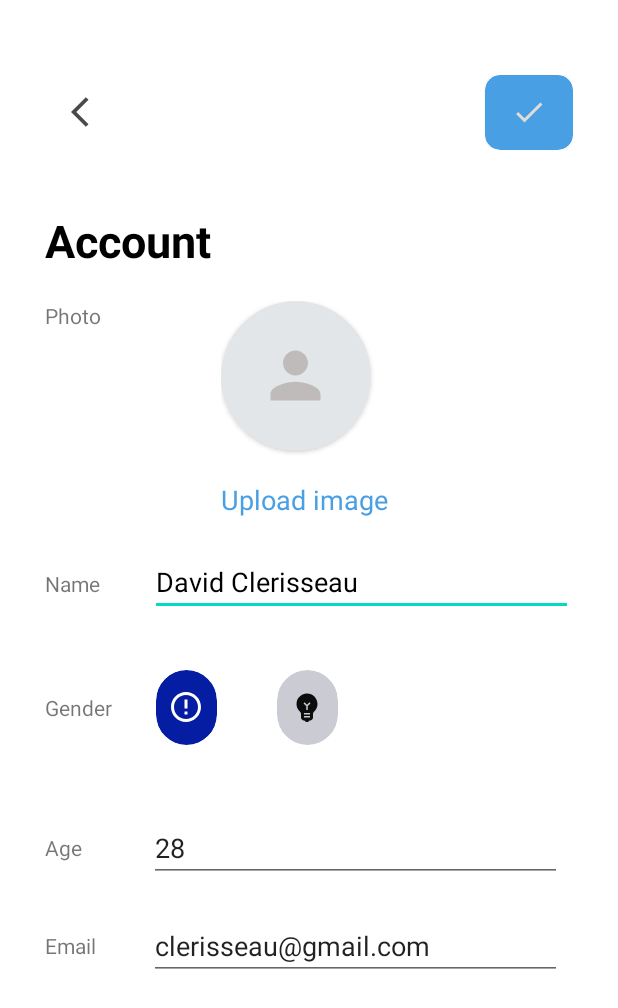
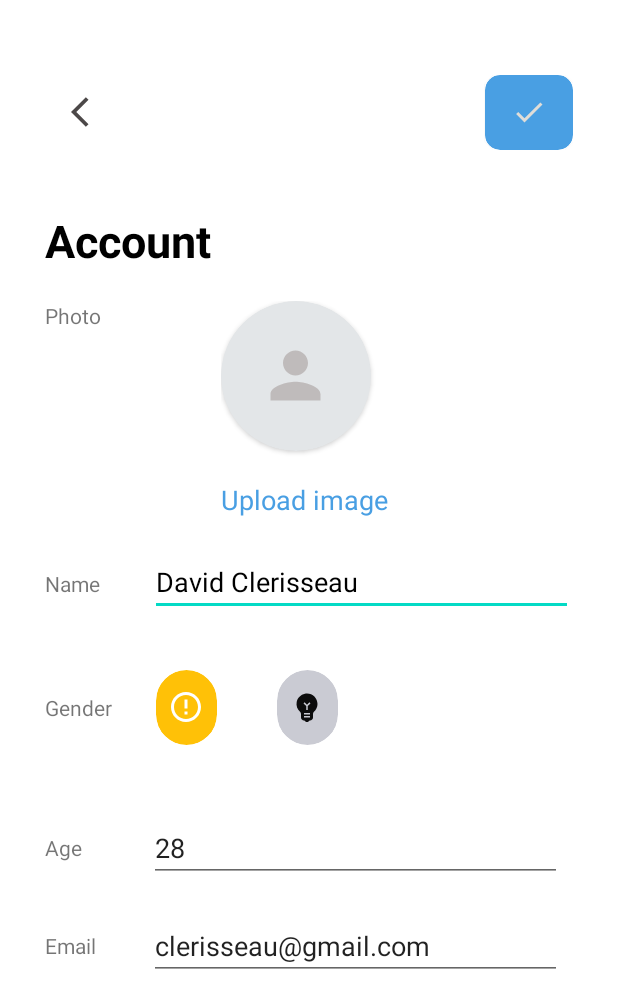
Before and after one commit to Mosesgideon/AndroidClassApllication, an Android app: the Account screen opened directly, with no data from a screen before it, on a phone screen of 412 x 824 dp. Shown: the top 1008 px of the screen. Run offline under Robolectric (Android 15) with nearby library versions, the phone set to English and light mode, and no system bars.

Commit message:
changed button color

```diff
--- a/app/src/main/res/layout/activity_account.xml
+++ b/app/src/main/res/layout/activity_account.xml
@@ -141,7 +141,7 @@
             android:layout_margin="20dp"
             android:layout_gravity="center_vertical"
             app:cardElevation="0dp"
-            app:cardBackgroundColor="#051DA3"
+            app:cardBackgroundColor="#FFC107"
             android:layout_weight="0.3">
             <ImageView
                 android:layout_width="wrap_content"
```
